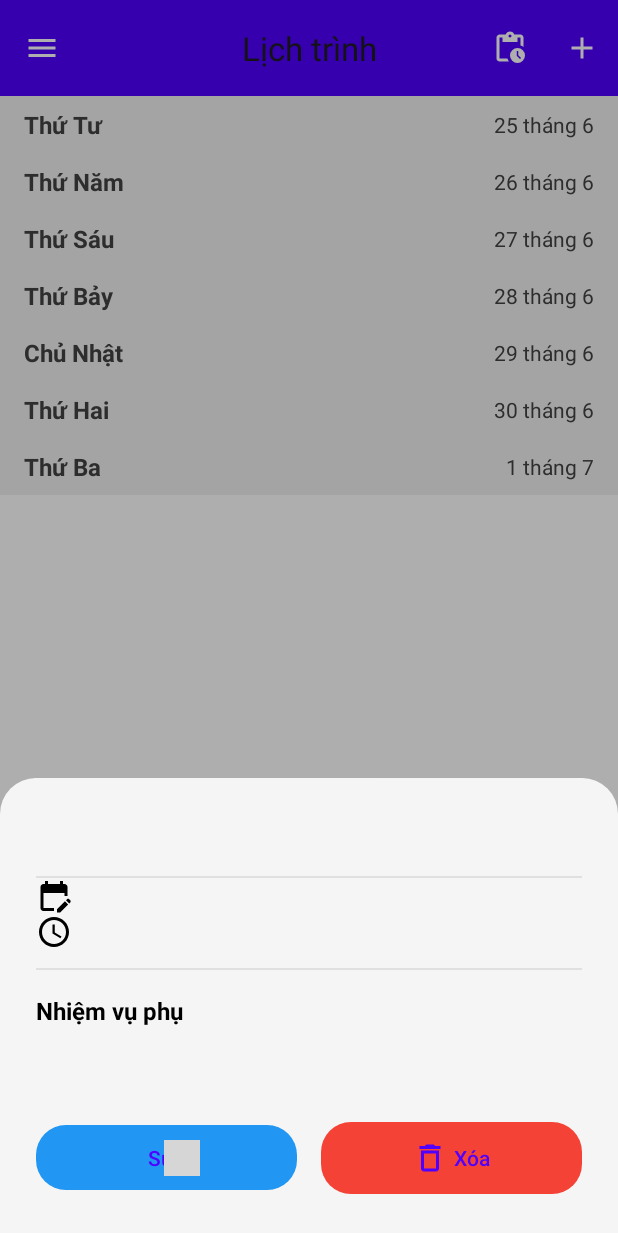
After one commit to PhamNhat2518/android-task-scheduler, an Android app: the fragment TaskDetailBottomSheet placed in its activity, on a phone screen of 412 x 824 dp. The commit adds this screen. Shown: the top 1233 px of the screen. Run offline under Robolectric (Android 15) with nearby library versions, the phone set to English and light mode, and no system bars; our stand-ins replace Firebase (no records; nobody signed in at launch, a user with empty details on screens opened directly); grey boxes are pictures that could not be loaded.

Commit message:
Hoàn thành chức năng sửa công việc

```diff
--- a/app/src/main/AndroidManifest.xml
+++ b/app/src/main/AndroidManifest.xml
@@ -34,6 +34,9 @@
         <activity
             android:name=".controller.AddTaskActivity"
             android:exported="false" />
+        <activity
+            android:name=".controller.EditTaskActivity"
+            android:exported="false" />
     </application>
 
 </manifest>
--- a/app/src/main/java/vn/edu/tlu/appquanlylichtrinh/controller/AddTaskActivity.java
+++ b/app/src/main/java/vn/edu/tlu/appquanlylichtrinh/controller/AddTaskActivity.java
@@ -69,7 +69,7 @@ public class AddTaskActivity extends AppCompatActivity {
         tvEndTimeValue = findViewById(R.id.tvEndTimeValue);
 
         // Ánh xạ nút "Thêm" và "Hủy bỏ"
-        tvAdd = findViewById(R.id.tvAdd);
+        tvAdd = findViewById(R.id.tvSave);
         tvCancel = findViewById(R.id.tvCancel);
     }
 
--- a/app/src/main/java/vn/edu/tlu/appquanlylichtrinh/controller/MainActivity.java
+++ b/app/src/main/java/vn/edu/tlu/appquanlylichtrinh/controller/MainActivity.java
@@ -64,7 +64,7 @@ public class MainActivity extends AppCompatActivity {
         recyclerView.setLayoutManager(new LinearLayoutManager(this));
 
         displayList = new ArrayList<>();
-        scheduleAdapter = new ScheduleAdapter(displayList);
+        scheduleAdapter = new ScheduleAdapter(displayList, getSupportFragmentManager());
         recyclerView.setAdapter(scheduleAdapter);
 
         if (currentUser != null) {
--- a/app/src/main/java/vn/edu/tlu/appquanlylichtrinh/controller/ScheduleAdapter.java
+++ b/app/src/main/java/vn/edu/tlu/appquanlylichtrinh/controller/ScheduleAdapter.java
@@ -12,6 +12,9 @@ import com.google.firebase.database.FirebaseDatabase;
 import java.util.List;
 import vn.edu.tlu.appquanlylichtrinh.R;
 import vn.edu.tlu.appquanlylichtrinh.model.Task;
+import vn.edu.tlu.appquanlylichtrinh.controller.TaskDetailBottomSheet;
+
+import androidx.fragment.app.FragmentManager;
 
 public class ScheduleAdapter extends RecyclerView.Adapter<RecyclerView.ViewHolder> {
 
@@ -19,11 +22,11 @@ public class ScheduleAdapter extends RecyclerView.Adapter<RecyclerView.ViewHolde
     private static final int VIEW_TYPE_TASK = 1;
 
     private List<Object> items;
-
-    public ScheduleAdapter(List<Object> items) {
+    private FragmentManager fragmentManager;
+    public ScheduleAdapter(List<Object> items, FragmentManager fragmentManager) {
         this.items = items;
+        this.fragmentManager = fragmentManager;
     }
-
     // --- ViewHolder cho Header (ĐÃ THÊM CONSTRUCTOR) ---
     public static class HeaderViewHolder extends RecyclerView.ViewHolder {
         TextView tvDayOfWeek, tvDate;
@@ -110,6 +113,11 @@ public class ScheduleAdapter extends RecyclerView.Adapter<RecyclerView.ViewHolde
             taskHolder.cbSubtask.setOnCheckedChangeListener((buttonView, isChecked) -> {
                 updateTaskStatus(currentTask.getUserId(), currentTask.getTaskId(), "subtaskCompleted", isChecked);
             });
+            taskHolder.itemView.setOnClickListener(v -> {
+                TaskDetailBottomSheet bottomSheet = TaskDetailBottomSheet.newInstance(currentTask);
+                bottomSheet.show(fragmentManager, bottomSheet.getTag());
+            });
+
         }
     }
 
--- /dev/null
+++ b/app/src/main/java/vn/edu/tlu/appquanlylichtrinh/controller/TaskDetailBottomSheet.java
@@ -0,0 +1,109 @@
+package vn.edu.tlu.appquanlylichtrinh.controller; // Hoặc package view của bạn
+
+import android.content.Intent;
+import android.os.Bundle;
+import android.view.LayoutInflater;
+import android.view.View;
+import android.view.ViewGroup;
+import android.widget.TextView;
+import androidx.annotation.NonNull;
+import androidx.annotation.Nullable;
+import com.google.android.material.bottomsheet.BottomSheetDialogFragment;
+
+import java.text.ParseException;
+import java.text.SimpleDateFormat;
+import java.util.Date;
+import java.util.Locale;
+
+import vn.edu.tlu.appquanlylichtrinh.R;
+import vn.edu.tlu.appquanlylichtrinh.model.Task;
+
+public class TaskDetailBottomSheet extends BottomSheetDialogFragment {
+
+    public static final String ARG_TASK = "ARG_TASK";
+
+    public static TaskDetailBottomSheet newInstance(Task task) {
+        TaskDetailBottomSheet fragment = new TaskDetailBottomSheet();
+        Bundle args = new Bundle();
+        args.putSerializable(ARG_TASK, task);
+        fragment.setArguments(args);
+        return fragment;
+    }
+
+    @Nullable
+    @Override
+    public View onCreateView(@NonNull LayoutInflater inflater, @Nullable ViewGroup container, @Nullable Bundle savedInstanceState) {
+        return inflater.inflate(R.layout.fragment_task_detail, container, false);
+    }
+
+    @Override
+    public void onViewCreated(@NonNull View view, @Nullable Bundle savedInstanceState) {
+        super.onViewCreated(view, savedInstanceState);
+
+        // Ánh xạ các View
+        TextView tvDetailTitle = view.findViewById(R.id.tvDetailTitle);
+        TextView tvDetailDate = view.findViewById(R.id.tvDetailDate);
+        TextView tvDetailTime = view.findViewById(R.id.tvDetailTime);
+        TextView tvDetailSubtasks = view.findViewById(R.id.tvDetailSubtasks);
+        View btnEdit = view.findViewById(R.id.btnEdit);
+        View btnDelete = view.findViewById(R.id.btnDelete);
+
+        Bundle args = getArguments();
+        if (args != null) {
+            Task currentTask = (Task) args.getSerializable(ARG_TASK);
+            if (currentTask != null) {
+                // --- PHẦN SỬA LỖI NẰM Ở ĐÂY ---
+
+                // 1. Điền dữ liệu cho tất cả các View
+                tvDetailTitle.setText(currentTask.getTitle());
+
+                // Xử lý và hiển thị ngày tháng
+                tvDetailDate.setText(formatDateForDisplay(currentTask.getDate()));
+
+                // Hiển thị giờ
+                String timeRange = currentTask.getStartTime() + " - " + currentTask.getEndTime();
+                tvDetailTime.setText(timeRange);
+
+                // Hiển thị công việc phụ
+                if (currentTask.getSubtask() != null && !currentTask.getSubtask().isEmpty()) {
+                    tvDetailSubtasks.setText(currentTask.getSubtask());
+                    tvDetailSubtasks.setVisibility(View.VISIBLE);
+                } else {
+                    // Ẩn đi nếu không có công việc phụ
+                    view.findViewById(R.id.labelSubtasks).setVisibility(View.GONE); // Cần thêm ID "labelSubtasks" vào TextView "Nhiệm vụ phụ" trong XML
+                    tvDetailSubtasks.setVisibility(View.GONE);
+                }
+
+                // 2. Thiết lập sự kiện click
+                btnEdit.setOnClickListener(v -> {
+                    Intent intent = new Intent(getContext(), EditTaskActivity.class);
+                    intent.putExtra(EditTaskActivity.EXTRA_TASK, currentTask);
+                    startActivity(intent);
+                    dismiss();
+                });
+
+                btnDelete.setOnClickListener(v -> {
+                    // TODO: Thêm logic xóa task
+                });
+            }
+        }
+    }
+
+    /**
+     * Hàm tiện ích để chuyển đổi định dạng ngày từ "Ngày dd/MM/yyyy" sang "dd tháng MM".
+     * @param firebaseDate Chuỗi ngày từ Firebase.
+     * @return Chuỗi ngày đã được định dạng lại.
+     */
+    private String formatDateForDisplay(String firebaseDate) {
+        try {
+            SimpleDateFormat originalFormat = new SimpleDateFormat("'Ngày' dd/MM/yyyy", Locale.getDefault());
+            SimpleDateFormat targetFormat = new SimpleDateFormat("d 'tháng' M", new Locale("vi", "VN"));
+            Date date = originalFormat.parse(firebaseDate);
+            return targetFormat.format(date);
+        } catch (ParseException e) {
+            e.printStackTrace();
+            // Nếu có lỗi, trả về chuỗi gốc
+            return firebaseDate;
+        }
+    }
+}
--- a/app/src/main/java/vn/edu/tlu/appquanlylichtrinh/model/Task.java
+++ b/app/src/main/java/vn/edu/tlu/appquanlylichtrinh/model/Task.java
@@ -1,6 +1,8 @@
+
 package vn.edu.tlu.appquanlylichtrinh.model;
+import java.io.Serializable;
 
-public class Task {
+public class Task implements Serializable {
     private String taskId;
     private String title;
     private String subtask;
--- /dev/null
+++ b/app/src/main/res/drawable/bottom_sheet_background.xml
@@ -0,0 +1,6 @@
+<?xml version="1.0" encoding="utf-8"?>
+<shape xmlns:android="http://schemas.android.com/apk/res/android"
+    android:shape="rectangle">
+    <solid android:color="#F5F5F5" />
+    <corners android:topLeftRadius="24dp" android:topRightRadius="24dp" />
+</shape>
--- /dev/null
+++ b/app/src/main/res/drawable/ic_calendar_grey.xml
@@ -0,0 +1,5 @@
+<vector xmlns:android="http://schemas.android.com/apk/res/android" android:height="24dp" android:tint="#000000" android:viewportHeight="24" android:viewportWidth="24" android:width="24dp">
+
+    <path android:fillColor="@android:color/white" android:pathData="M12,22H5c-1.11,0 -2,-0.9 -2,-2L3.01,6c0,-1.1 0.88,-2 1.99,-2h1V2h2v2h8V2h2v2h1c1.1,0 2,0.9 2,2v6h-2v-2H5v10h7V22zM22.13,16.99l0.71,-0.71c0.39,-0.39 0.39,-1.02 0,-1.41l-0.71,-0.71c-0.39,-0.39 -1.02,-0.39 -1.41,0l-0.71,0.71L22.13,16.99zM21.42,17.7l-5.3,5.3H14v-2.12l5.3,-5.3L21.42,17.7z"/>
+
+</vector>
--- /dev/null
+++ b/app/src/main/res/drawable/ic_delete_white.xml
@@ -0,0 +1,5 @@
+<vector xmlns:android="http://schemas.android.com/apk/res/android" android:height="24dp" android:tint="#FFFFFF" android:viewportHeight="24" android:viewportWidth="24" android:width="24dp">
+
+    <path android:fillColor="@android:color/white" android:pathData="M6,19c0,1.1 0.9,2 2,2h8c1.1,0 2,-0.9 2,-2L18,7L6,7v12zM8,9h8v10L8,19L8,9zM15.5,4l-1,-1h-5l-1,1L5,4v2h14L19,4z"/>
+
+</vector>
--- /dev/null
+++ b/app/src/main/res/drawable/ic_time_grey.xml
@@ -0,0 +1,7 @@
+<vector xmlns:android="http://schemas.android.com/apk/res/android" android:height="24dp" android:tint="#000000" android:viewportHeight="24" android:viewportWidth="24" android:width="24dp">
+
+    <path android:fillColor="@android:color/white" android:pathData="M11.99,2C6.47,2 2,6.48 2,12s4.47,10 9.99,10C17.52,22 22,17.52 22,12S17.52,2 11.99,2zM12,20c-4.42,0 -8,-3.58 -8,-8s3.58,-8 8,-8 8,3.58 8,8 -3.58,8 -8,8z"/>
+
+    <path android:fillColor="@android:color/white" android:pathData="M12.5,7H11v6l5.25,3.15 0.75,-1.23 -4.5,-2.67z"/>
+
+</vector>
--- a/app/src/main/res/layout/activity_add_task.xml
+++ b/app/src/main/res/layout/activity_add_task.xml
@@ -40,12 +40,12 @@
                 android:textSize="20sp"
                 android:textStyle="bold" />
             <TextView
-                android:id="@+id/tvAdd"
+                android:id="@+id/tvSave"
                 android:layout_width="wrap_content"
                 android:layout_height="wrap_content"
                 android:layout_alignParentEnd="true"
                 android:layout_centerVertical="true"
-                android:text="Thêm"
+                android:text="Lưu"
                 android:textColor="#007AFF"
                 android:textSize="18sp"
                 android:textStyle="bold" />
--- /dev/null
+++ b/app/src/main/res/layout/fragment_task_detail.xml
@@ -0,0 +1,87 @@
+<?xml version="1.0" encoding="utf-8"?>
+<LinearLayout xmlns:android="http://schemas.android.com/apk/res/android"
+    xmlns:app="http://schemas.android.com/apk/res-auto"
+    xmlns:tools="http://schemas.android.com/tools"
+    android:layout_width="match_parent"
+    android:layout_height="wrap_content"
+    android:background="@drawable/bottom_sheet_background"
+    android:orientation="vertical"
+    android:padding="24dp">
+
+    <!-- Tiêu đề công việc -->
+    <TextView
+        android:id="@+id/tvDetailTitle"
+        android:layout_width="match_parent"
+        android:layout_height="wrap_content"
+        android:paddingBottom="12dp"
+        android:textColor="@android:color/black"
+        android:textSize="22sp"
+        android:textStyle="bold"
+        tools:text="Học Android" />
+    <View style="@style/SettingsDivider" />
+
+    <!-- Ngày -->
+    <LinearLayout style="@style/DetailRowLayout">
+        <ImageView style="@style/DetailIcon" android:src="@drawable/ic_calendar_grey"/>
+        <TextView android:id="@+id/tvDetailDate" style="@style/DetailText" tools:text="25 tháng 5"/>
+    </LinearLayout>
+
+    <!-- Thời gian -->
+    <LinearLayout style="@style/DetailRowLayout">
+        <ImageView style="@style/DetailIcon" android:src="@drawable/ic_time_grey"/>
+        <TextView android:id="@+id/tvDetailTime" style="@style/DetailText" tools:text="08:00-10:00"/>
+    </LinearLayout>
+    <View style="@style/SettingsDivider" android:layout_marginTop="12dp"/>
+
+    <!-- Nhiệm vụ phụ -->
+    <TextView
+        android:id="@+id/labelSubtasks"
+        android:layout_width="wrap_content"
+        android:layout_height="wrap_content"
+        android:layout_marginTop="16dp"
+        android:text="Nhiệm vụ phụ"
+        android:textColor="@android:color/black"
+        android:textSize="16sp"
+        android:textStyle="bold" />
+
+    <TextView
+        android:id="@+id/tvDetailSubtasks"
+        android:layout_width="wrap_content"
+        android:layout_height="wrap_content"
+        android:layout_marginTop="8dp"
+        android:textColor="@android:color/darker_gray"
+        android:textSize="14sp"
+        tools:text="Học figma\nHọc SQL" />
+
+    <!-- Nút Sửa và Xóa -->
+    <LinearLayout
+        android:layout_width="match_parent"
+        android:layout_height="wrap_content"
+        android:layout_marginTop="32dp"
+        android:orientation="horizontal">
+
+        <com.google.android.material.button.MaterialButton
+            android:id="@+id/btnEdit"
+            android:layout_width="0dp"
+            android:layout_height="wrap_content"
+            android:layout_marginEnd="8dp"
+            android:layout_weight="1"
+            android:paddingVertical="12dp"
+            android:text="Sửa"
+            app:cornerRadius="20dp"
+            app:backgroundTint="#2196F3"/>
+
+        <com.google.android.material.button.MaterialButton
+            android:id="@+id/btnDelete"
+            android:layout_width="0dp"
+            android:layout_height="wrap_content"
+            android:layout_marginStart="8dp"
+            android:layout_weight="1"
+            android:paddingVertical="12dp"
+            android:text="Xóa"
+            app:cornerRadius="20dp"
+            app:backgroundTint="#F44336"
+            app:icon="@drawable/ic_delete_white"
+            app:iconGravity="textStart"/>
+    </LinearLayout>
+</LinearLayout>
--- a/app/src/main/res/values/styles.xml
+++ b/app/src/main/res/values/styles.xml
@@ -119,5 +119,23 @@
         <item name="track">@drawable/switch_track_custom</item>
     </style>
     <!-- ĐÃ XÓA STYLE TASKDIVIDER BỊ TRÙNG LẶP -->
+    <style name="DetailRowLayout">
+        <item name="android:layout_width">match_parent</item>
+        <item name="android:layout_height">wrap_content</item>
+        <item name="android:orientation">horizontal</item>
+        <item name="android:gravity">center_vertical</item>
+
+    </style>
+    <style name="DetailIcon">
+        <item name="android:layout_width">24dp</item>
+        <item name="android:layout_height">24dp</item>
+    </style>
+    <style name="DetailText">
+        <item name="android:layout_width">wrap_content</item>
+        <item name="android:layout_height">wrap_content</item>
+        <item name="android:layout_marginStart">16dp</item>
+        <item name="android:textColor">@android:color/black</item>
+        <item name="android:textSize">14sp</item>
+    </style>
 
 </resources>
```
Also changed, not shown: app/src/main/java/vn/edu/tlu/appquanlylichtrinh/controller/EditTaskActivity.java (added, +192 -0 lines).
